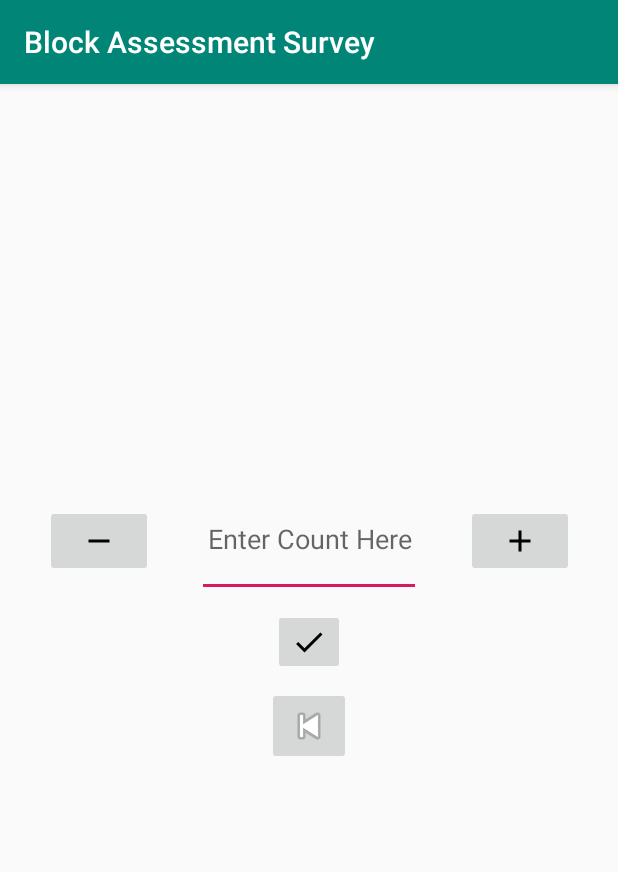
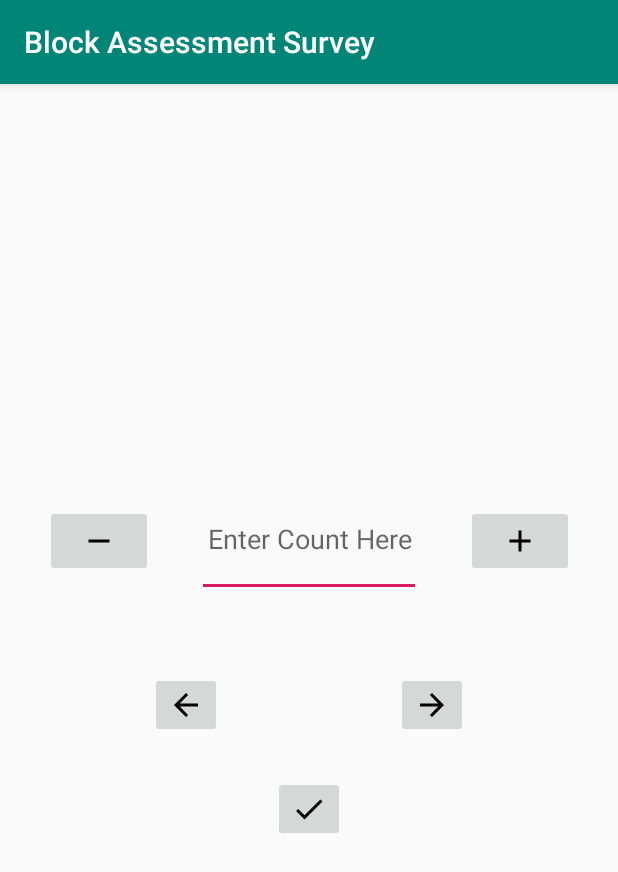
Before and after one commit to daren333/BlockAssessmentSurvey, an Android app: the ClickerActivity screen opened directly, with no data from a screen before it, on a phone screen of 412 x 824 dp. Shown: the top 872 px of the screen. Run offline under Robolectric (Android 15) with nearby library versions, the phone set to English and light mode, and no system bars.

Commit message:
adjusted buttons

```diff
--- a/app/app/src/main/AndroidManifest.xml
+++ b/app/app/src/main/AndroidManifest.xml
@@ -14,6 +14,7 @@
         android:theme="@style/AppTheme">
         <activity android:name=".ClickerActivity"></activity>
         <activity android:name=".MultipleChoiceActivity" />
+        <activity android:name=".MultipleAnswerActivity"/>
         <activity android:name=".TextActivity" />
         <activity android:name=".SurveySelectorActivity" />
         <activity android:name=".SurveyManager" />
--- /dev/null
+++ b/app/app/src/main/res/drawable/ic_arrow_back_black_24dp.xml
@@ -0,0 +1,9 @@
+<vector xmlns:android="http://schemas.android.com/apk/res/android"
+        android:width="24dp"
+        android:height="24dp"
+        android:viewportWidth="24.0"
+        android:viewportHeight="24.0">
+    <path
+        android:fillColor="#FF000000"
+        android:pathData="M20,11H7.83l5.59,-5.59L12,4l-8,8 8,8 1.41,-1.41L7.83,13H20v-2z"/>
+</vector>
--- /dev/null
+++ b/app/app/src/main/res/drawable/ic_arrow_forward_black_24dp.xml
@@ -0,0 +1,9 @@
+<vector xmlns:android="http://schemas.android.com/apk/res/android"
+        android:width="24dp"
+        android:height="24dp"
+        android:viewportWidth="24.0"
+        android:viewportHeight="24.0">
+    <path
+        android:fillColor="#FF000000"
+        android:pathData="M12,4l-1.41,1.41L16.17,11H4v2h12.17l-5.58,5.59L12,20l8,-8z"/>
+</vector>
--- a/app/app/src/main/res/layout/activity_clicker.xml
+++ b/app/app/src/main/res/layout/activity_clicker.xml
@@ -61,24 +61,32 @@
         android:layout_width="wrap_content"
         android:layout_height="wrap_content"
 
-        android:layout_marginTop="8dp"
+        android:layout_marginTop="50dp"
+        android:layout_marginEnd="100dp"
         app:layout_constraintEnd_toEndOf="parent"
-        app:layout_constraintHorizontal_bias="0.5"
-        app:layout_constraintStart_toStartOf="parent"
         app:layout_constraintTop_toBottomOf="@+id/counter"
-        app:srcCompat="@drawable/ic_done_black_24dp" />
+        app:srcCompat="@drawable/ic_arrow_forward_black_24dp" />
 
     <ImageButton
         android:id="@+id/back"
         android:layout_width="wrap_content"
         android:layout_height="wrap_content"
 
-        android:layout_marginTop="8dp"
-        app:layout_constraintEnd_toEndOf="parent"
-        app:layout_constraintHorizontal_bias="0.5"
+        android:layout_marginStart="100dp"
+        android:layout_marginTop="50dp"
         app:layout_constraintStart_toStartOf="parent"
-        app:layout_constraintTop_toBottomOf="@+id/done"
-        app:srcCompat="@android:drawable/ic_media_previous" />
+        app:layout_constraintTop_toBottomOf="@+id/counter"
+        app:srcCompat="@drawable/ic_arrow_back_black_24dp" />
 
+    <ImageButton
+        android:id="@+id/submit"
+        android:layout_width="wrap_content"
+        android:layout_height="wrap_content"
+
+        android:layout_marginTop="25dp"
+        app:layout_constraintEnd_toEndOf="@+id/done"
+        app:layout_constraintStart_toStartOf="@+id/back"
+        app:layout_constraintTop_toBottomOf="@+id/back"
+        app:srcCompat="@drawable/ic_done_black_24dp" />
 
 </androidx.constraintlayout.widget.ConstraintLayout>
```
Also changed, not shown: app/app/src/main/res/layout/activity_multiple_answer.xml (+23 -1 lines), app/app/src/main/res/layout/activity_multiple_choice.xml (+24 -3 lines).
